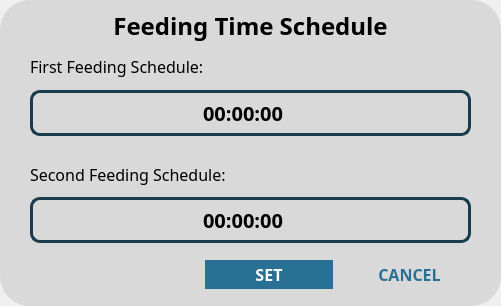
This is dialog-set-time.ui in jeraldconstantino/nitrate-sufficiency-monitoring-system as Qt 5 draws it before an edit. The edited form follows.
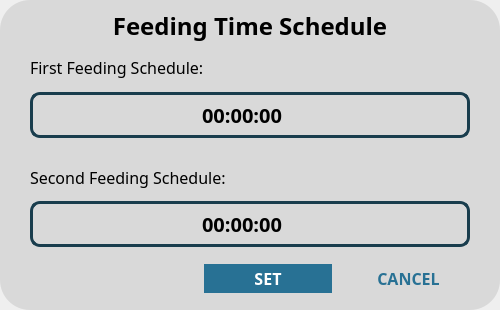
This is the edited form.

Commit message: SET TIME btn is now connected with the pop up dialog.

```diff
--- a/dialog-set-time.ui
+++ b/dialog-set-time.ui
@@ -6,10 +6,22 @@
    <rect>
     <x>0</x>
     <y>0</y>
-    <width>501</width>
-    <height>306</height>
+    <width>500</width>
+    <height>310</height>
    </rect>
   </property>
+  <property name="minimumSize">
+   <size>
+    <width>500</width>
+    <height>310</height>
+   </size>
+  </property>
+  <property name="maximumSize">
+   <size>
+    <width>500</width>
+    <height>310</height>
+   </size>
+  </property>
   <property name="windowTitle">
    <string>Dialog</string>
   </property>
```
The commit also changes 3 other files.
